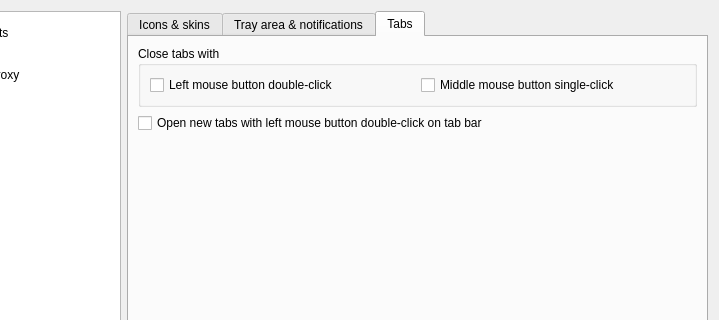
First picture: the form in src/gui/formsettings.ui, repository martinrotter/rssguard, before the edit; both pictures show x 110 to 829 and y 0 to 320 of the 829 by 414 pixel window.
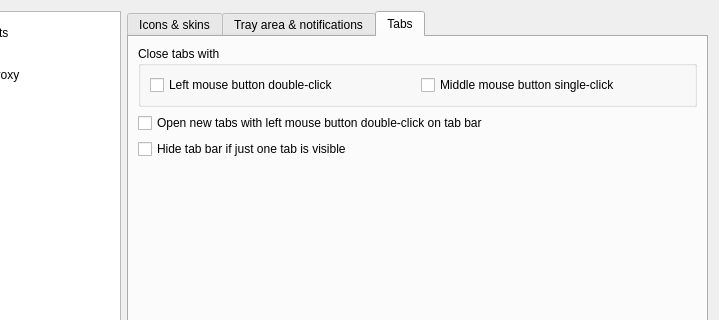
Second picture: the form after the edit. The open tabs and pages were chosen to show the change. Custom widgets are drawn as their Qt base class.

Patch:
```diff
--- a/src/gui/formsettings.ui
+++ b/src/gui/formsettings.ui
@@ -334,6 +334,13 @@
              </property>
             </widget>
            </item>
+           <item row="2" column="0" colspan="2">
+            <widget class="QCheckBox" name="m_hideTabBarIfOneTabVisible">
+             <property name="text">
+              <string>Hide tab bar if just one tab is visible</string>
+             </property>
+            </widget>
+           </item>
           </layout>
          </widget>
         </widget>
```
Left out of the diff: 11 changed lines with no effect on the pictures.
